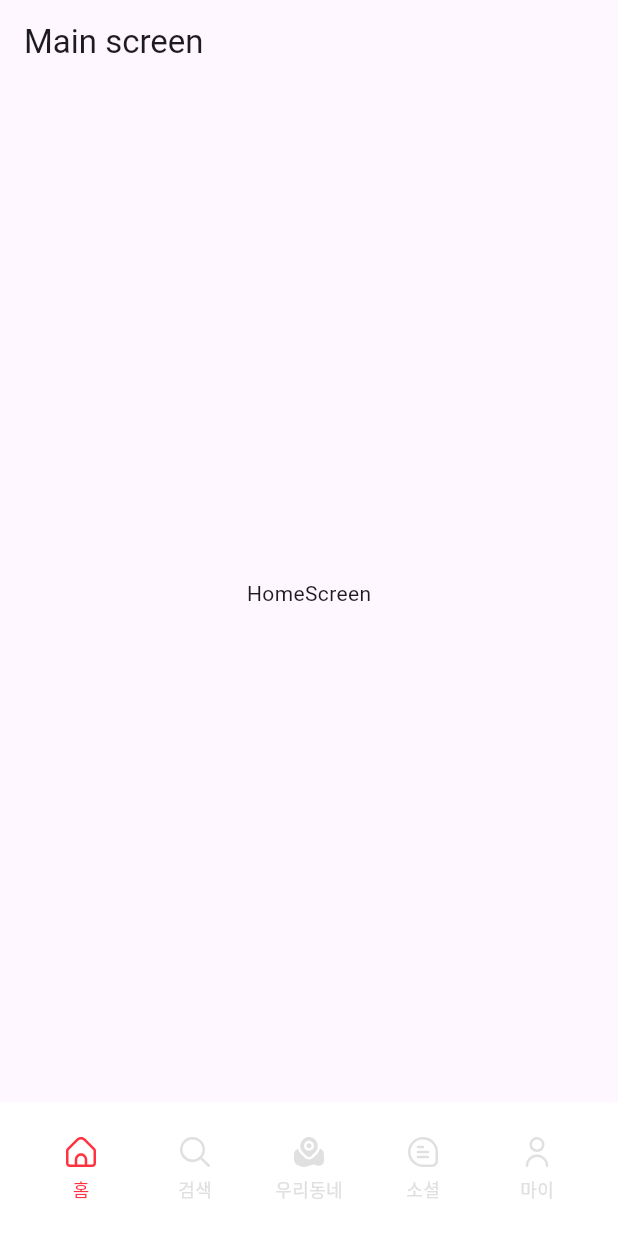
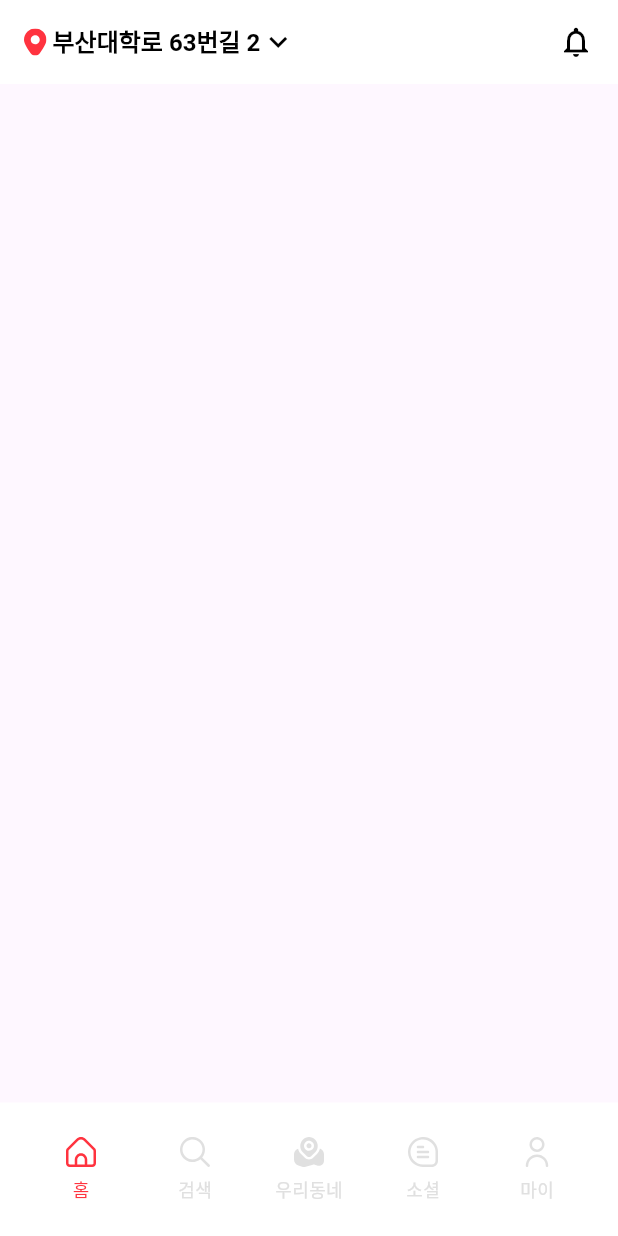
Before and after one commit to ApptiveDev/NOCHIGIMA, a Flutter app: the screen it shows after launch, on a phone screen of 412 x 824 dp. Run offline on Flutter 3.47's test engine with Material 3 defaults, Android fonts, the phone set to English and light mode, and no system bars; our stand-ins replace flutter_svg; Roboto replaces fonts that are missing (Pretendard).

Commit message:
feat: 홈화면 구현

```diff
--- a/frontend/lib/main_screen.dart
+++ b/frontend/lib/main_screen.dart
@@ -51,10 +51,6 @@ class _MainScreenState extends State<MainScreen>{
     }
 
     return Scaffold(
-      appBar: AppBar(
-        title: const Text('Main screen'),
-      ),
-
       body: IndexedStack(
         index: _selectedIndex,
         children: _pages,
--- a/frontend/lib/screens/home/home_screen.dart
+++ b/frontend/lib/screens/home/home_screen.dart
@@ -1,12 +1,54 @@
 import 'package:flutter/material.dart';
+import 'package:frontend/core/app_colors.dart';
+import 'package:flutter_svg/flutter_svg.dart';
 
 class HomeScreen extends StatelessWidget{
   const HomeScreen({super.key});
 
   @override
   Widget build(BuildContext context){
-    return const Center(
-      child: Text('HomeScreen'),
+    return MaterialApp(
+      home: Scaffold(
+        appBar: AppBar(
+          backgroundColor: Colors.white,
+          title: GestureDetector(
+            child: Row(
+              mainAxisSize: MainAxisSize.min,
+              children: [
+                SvgPicture.asset(
+                  'assets/images/appbar_location.svg',
+                  width: 15,
+                  height: 18,
+                  colorFilter: ColorFilter.mode(AppColors.nochigimaColor, BlendMode.srcIn),
+                ),
+                SizedBox(width: 4),
+                Text(
+                  '부산대학로 63번길 2',
+                  style: TextStyle(
+                    color: Colors.black,
+                    fontSize: 16,
+                    fontFamily: "Pretendard",
+                    fontWeight: FontWeight.w600,
+                  ),
+                ),
+                Icon(Icons.keyboard_arrow_down, color: Colors.black),
+              ],
+            ),
+          ),
+            actions:[
+              IconButton(
+                onPressed: () {},
+                icon: Icon(Icons.notifications_none, color: Colors.black),
+              ),
+              SizedBox(width: 4),
+            ]
+        ), // 상단
+
+        body: Row(), // 중단
+
+        bottomNavigationBar: Row(), // 하단
+
+      )
     );
   }
 }
```
Also changed, not shown: frontend/assets/images/appbar_location.svg (added), frontend/assets/images/notification.svg (added).
